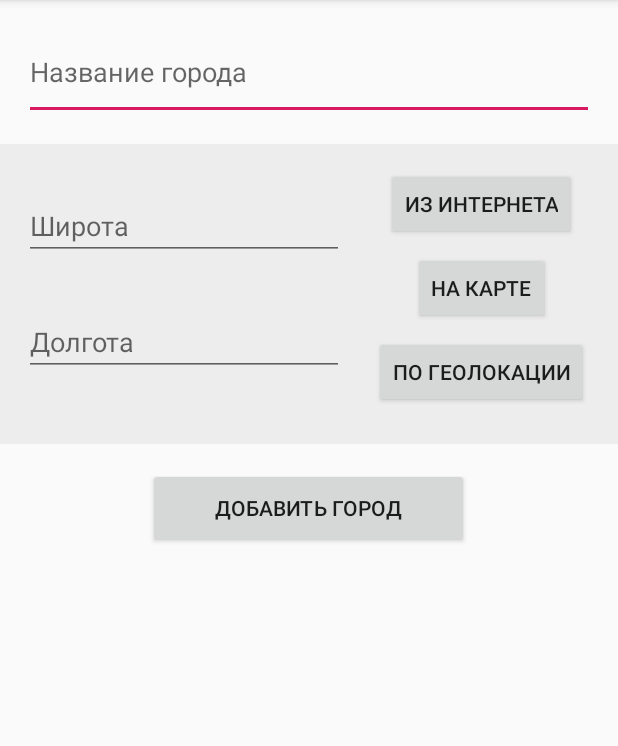
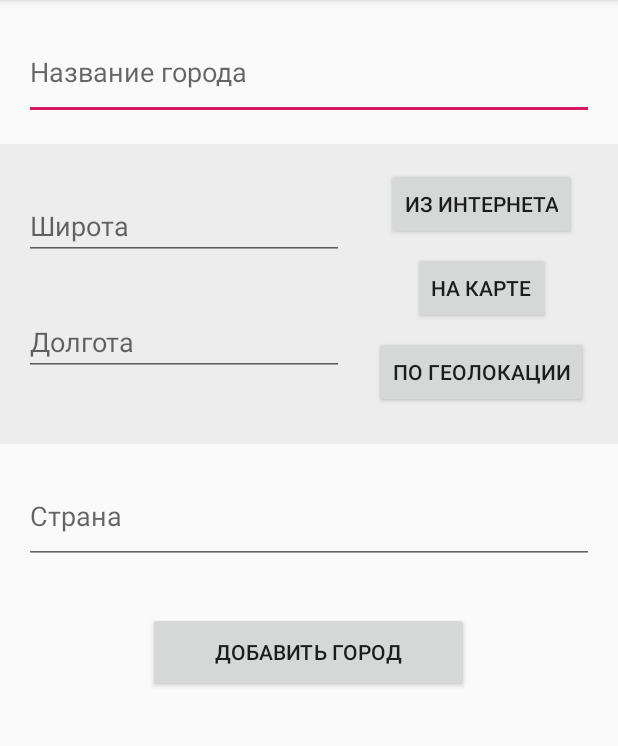
Before and after one commit to MonstraG/Maps, an Android app: the AddCityActivity screen opened directly, with no data from a screen before it, after a tap on "ДОБАВИТЬ ГОРОД", on a phone screen of 412 x 824 dp, the part 84-830 px from its top. Run offline under Robolectric (Android 15) with nearby library versions, the phone set to English and light mode, and no system bars.

Commit message:
Now can add countries

```diff
--- a/app/src/main/java/com/arseniy/maps/activities/AddCityActivity.kt
+++ b/app/src/main/java/com/arseniy/maps/activities/AddCityActivity.kt
@@ -24,6 +24,7 @@ class AddCityActivity : AppCompatActivity() {
     private var cityNameField: EditText? = null
     private var cityLatField: EditText? = null
     private var cityLngField: EditText? = null
+    private var countryField: EditText? = null
     private var coder: Geocoder? = null
 
     override fun onCreate(savedInstanceState: Bundle?) {
@@ -33,6 +34,7 @@ class AddCityActivity : AppCompatActivity() {
         cityNameField = findViewById(R.id.cityNameField)
         cityLatField = findViewById(R.id.cityLatField)
         cityLngField = findViewById(R.id.cityLngField)
+        countryField = findViewById(R.id.countryField)
 
         coder = Geocoder(this)
 
@@ -79,9 +81,10 @@ class AddCityActivity : AppCompatActivity() {
         addCityBtn.setOnClickListener {
             try {
                 val cityName = cityNameField!!.text.toString().trim { it <= ' ' }
-                val cityLat = java.lang.Float.parseFloat(cityLatField!!.text.toString())
-                val cityLng = java.lang.Float.parseFloat(cityLngField!!.text.toString())
-                storeCity(cityName, cityLat, cityLng)
+                val cityLat = cityLatField!!.text.toString().toFloat()
+                val cityLng = cityLngField!!.text.toString().toFloat()
+                val country = countryField!!.text.toString()
+                storeCity(cityName, cityLat, cityLng, country)
                 this.finish()
             } catch (e: Exception) {
                 setResult(-1)
@@ -90,8 +93,8 @@ class AddCityActivity : AppCompatActivity() {
         }
     }
 
-    private fun storeCity(name: String, lat: Float, lng: Float) {
-        MapData.addCityToStorage(name, lat.toDouble(), lng.toDouble()) //sharedPrefs
+    private fun storeCity(name: String, lat: Float, lng: Float, country: String) {
+        MapData.addCityToStorage(name, lat.toDouble(), lng.toDouble(), country) //sharedPrefs
         setResult(0, Intent().putExtra("cityName", name)) //list
     }
 
--- a/app/src/main/java/com/arseniy/maps/data/City.kt
+++ b/app/src/main/java/com/arseniy/maps/data/City.kt
@@ -4,10 +4,11 @@ import com.google.android.gms.maps.model.LatLng
 import java.util.Calendar
 import java.util.Date
 
-class City internal constructor(name: String, latLng: LatLng) {
+class City internal constructor(name: String, latLng: LatLng, country: String) {
     private var name: String? = name
     internal var latLng: LatLng? = latLng
     private var dateTimeOfCreation: Date? = null
+    private var country: String? = country
 
     init {
         this.dateTimeOfCreation = Calendar.getInstance().time
--- a/app/src/main/res/layout/add_city.xml
+++ b/app/src/main/res/layout/add_city.xml
@@ -96,17 +96,33 @@
             app:layout_constraintVertical_bias="0.0" />
     </androidx.constraintlayout.widget.ConstraintLayout>
 
+    <EditText
+        android:id="@+id/countryField"
+        android:layout_width="0dp"
+        android:layout_height="64dp"
+        android:layout_marginStart="16dp"
+        android:layout_marginTop="16dp"
+        android:layout_marginEnd="16dp"
+        android:ems="10"
+        android:hint="@string/countryField"
+        android:inputType="textPersonName|textCapWords"
+        app:layout_constraintEnd_toEndOf="parent"
+        app:layout_constraintHorizontal_bias="0.0"
+        app:layout_constraintStart_toStartOf="parent"
+        app:layout_constraintTop_toBottomOf="@+id/constraintLayout"
+        tools:ignore="Autofill" />
+
     <Button
         android:id="@+id/addCityBtn"
         android:layout_width="214dp"
         android:layout_height="53dp"
         android:layout_marginStart="24dp"
-        android:layout_marginTop="16dp"
+        android:layout_marginTop="32dp"
         android:layout_marginEnd="24dp"
         android:text="@string/addCityBtnLoc"
         app:layout_constraintEnd_toEndOf="parent"
         app:layout_constraintHorizontal_bias="0.496"
         app:layout_constraintStart_toStartOf="parent"
-        app:layout_constraintTop_toBottomOf="@+id/constraintLayout" />
+        app:layout_constraintTop_toBottomOf="@+id/countryField" />
 
 </androidx.constraintlayout.widget.ConstraintLayout>
--- a/app/src/main/res/values/strings.xml
+++ b/app/src/main/res/values/strings.xml
@@ -9,4 +9,5 @@
     <string name="getLatLngFromApiBtnLoc">Из Интернета</string>
     <string name="onMapBtnLoc">На карте</string>
     <string name="fromCurLocBtn">По геолокации</string>
+    <string name="countryField">Страна</string>
 </resources>
```
Also changed, not shown: app/src/main/java/com/arseniy/maps/data/MapData.kt (+12 -16 lines), 1 other file.
